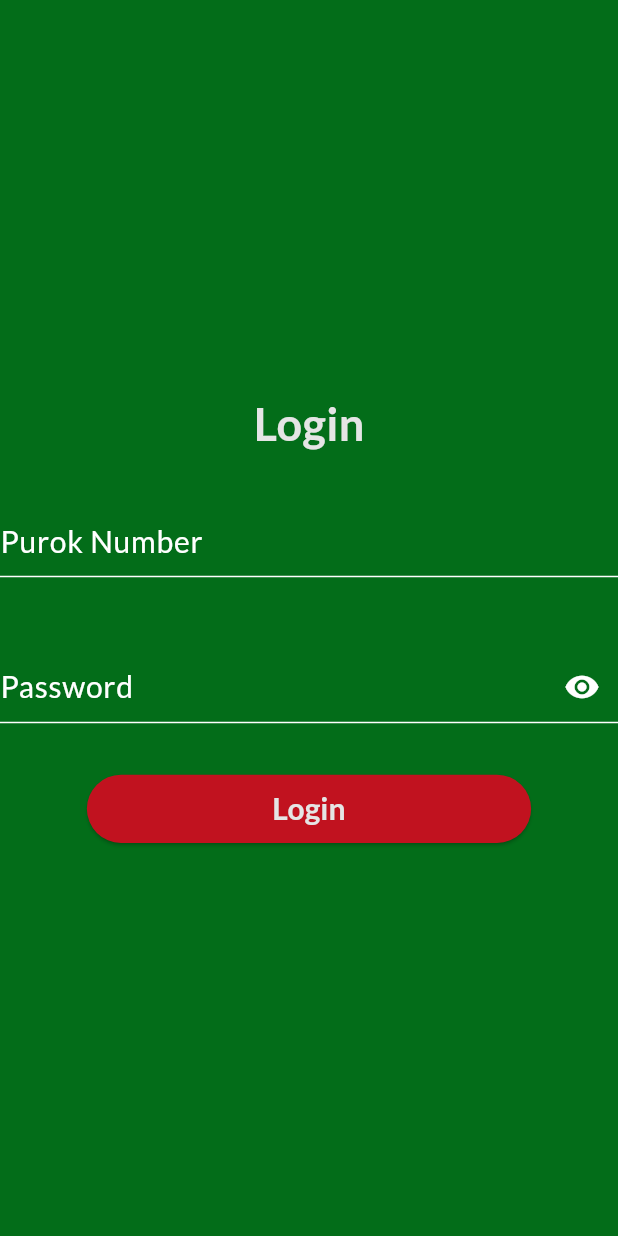
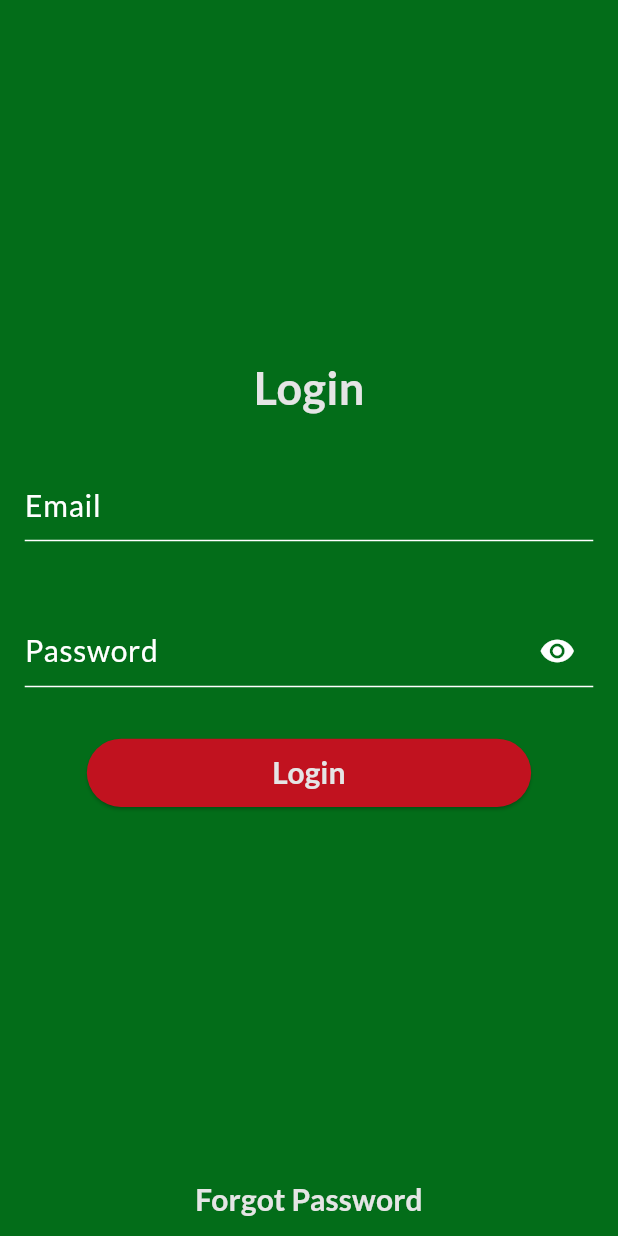
Before and after one commit to WenDEVLIFE/kapatidsync, a Flutter app: the screen it shows after launch, on a phone screen of 412 x 824 dp. Run offline on Flutter 3.47's test engine with Material 3 defaults, Android fonts, the phone set to English and light mode, and no system bars; our stand-ins replace cloud_firestore, firebase_auth, firebase_core, flutter_speed_dial, fluttertoast, permission_handler and 2 more; missing offline and left inert: excel, mailer; accounts and stored records are empty.

Commit message:
Added  a function where it will reset the password 👌

```diff
--- a/lib/main.dart
+++ b/lib/main.dart
@@ -1,6 +1,7 @@
 import 'package:flutter/material.dart';
 import 'package:kapatidsync/src/ViewModel/AttendanceViewModel.dart';
 import 'package:kapatidsync/src/ViewModel/ChangePasswordViewModel.dart';
+import 'package:kapatidsync/src/ViewModel/ForgotPasswordViewModel.dart';
 import 'package:kapatidsync/src/ViewModel/KidViewModel.dart';
 import 'package:kapatidsync/src/ViewModel/LoginViewModel.dart';
 import 'package:kapatidsync/src/ViewModel/MenuViewModel.dart';
@@ -30,6 +31,7 @@ class MyApp extends StatelessWidget {
         ChangeNotifierProvider(create: (context) => KidViewModel()),
         ChangeNotifierProvider(create: (context) => AttendanceViewModel()),
         ChangeNotifierProvider(create: (context) => ChangePasswordViewModel()),
+        ChangeNotifierProvider(create: (context) => ForgotPasswordViewModel()),
       ],
       child: MaterialApp(
         key: GlobalKey(),
--- a/lib/src/Repositoryy/PasswordRepository.dart
+++ b/lib/src/Repositoryy/PasswordRepository.dart
@@ -5,11 +5,13 @@ import 'package:kapatidsync/src/config/SessionUtils.dart';
 
 abstract class PasswordRepository {
   Future<void> changePassword(String newPassword);
+  Future<bool> resetPassword(String email);
 }
 
 class PasswordRepositoryImpl implements PasswordRepository {
   final FirebaseAuth _firebaseAuth = FirebaseAuth.instance;
 
+  // Change password
   @override
   Future<void> changePassword(String newPassword) async {
     try {
@@ -37,4 +39,16 @@ class PasswordRepositoryImpl implements PasswordRepository {
       Fluttertoast.showToast(msg: e.toString(), backgroundColor: Colors.red);
     }
   }
+
+  // Reset password
+  @override
+  Future<bool>  resetPassword(String email) async {
+    try {
+      await _firebaseAuth.sendPasswordResetEmail(email: email);
+      return true;
+    } catch (e) {
+      Fluttertoast.showToast(msg: e.toString(), backgroundColor: Colors.red);
+      return false;
+    }
+  }
 }
--- a/lib/src/ViewModel/ForgotPasswordViewModel.dart
+++ b/lib/src/ViewModel/ForgotPasswordViewModel.dart
@@ -1,6 +1,27 @@
 import 'package:flutter/cupertino.dart';
+import 'package:kapatidsync/src/Repositoryy/PasswordRepository.dart';
+import 'package:kapatidsync/src/config/ColorUtils.dart';
+import 'package:kapatidsync/src/widget/FlutterToastWidget.dart';
 
 class ForgotPasswordViewModel extends ChangeNotifier {
 
+  final TextEditingController emailController = TextEditingController();
+
+  final PasswordRepository _passwordRepository = PasswordRepositoryImpl();
+
+  void requestResetPassword(BuildContext context) async{
+    bool result = await _passwordRepository.resetPassword(emailController.text);
+
+    if(!result){
+      // Show error message
+      FlutterToastWidget().showMessage(ColorUtils.primaryColor, 'Error sending reset password email');
+    } else {
+      // Show success message
+      FlutterToastWidget().showMessage(ColorUtils.primaryColor, 'Reset password email sent');
+      Navigator.pop(context);
+    }
+
+  }
+
 
 }
--- a/lib/src/config/Route.dart
+++ b/lib/src/config/Route.dart
@@ -4,6 +4,7 @@ import 'package:kapatidsync/src/ui/LoginUI.dart';
 import 'package:kapatidsync/src/ui/SplashUI.dart';
 import 'package:kapatidsync/src/widget/BottomNavigationWidget.dart';
 
+import '../ui/ForgotUI.dart';
 import '../ui/KidAttendanceUI.dart';
 
 class RouteUtil {
@@ -12,11 +13,13 @@ class RouteUtil {
   static const String loginScreen = '/loginScreen';
   static const String userPage = '/userPage';
   static const String changePassword = '/changePassword';
+  static const String forgotPassword = '/forgotPassword';
 
   static Map<String, WidgetBuilder> routes = {
     splashScreen: (context) => SplashUI(),
     loginScreen: (context) => const LoginUi(),
     userPage: (context) => BottomNavigationWidget(),
     changePassword: (context) => const ChangePasswordUI(),
+    forgotPassword: (context) => const ForgotUi(),
   };
 }
--- a/lib/src/ui/LoginUI.dart
+++ b/lib/src/ui/LoginUI.dart
@@ -6,6 +6,7 @@ import 'package:kapatidsync/src/widget/CustomText.dart';
 import 'package:provider/provider.dart';
 
 import '../config/ColorUtils.dart';
+import '../config/Route.dart';
 import '../widget/CustomElevatedButton.dart';
 import '../widget/CustomTextField.dart';
 
@@ -21,25 +22,29 @@ class LoginUi extends StatelessWidget {
 
     return Scaffold(
       backgroundColor: ColorUtils.primaryColor,
-      body: Center(
+      body: Column(
+        children: <Widget>[
+          Expanded(
             child: Center(
               child: Column(
-            mainAxisAlignment: MainAxisAlignment.center,
-            children: <Widget>[
-              const CustomText(fontSize: 30,
+                mainAxisSize: MainAxisSize.min,
+                children: [
+                  const CustomText(
+                    fontSize: 30,
                     text: 'Login',
-                  color: ColorUtils.secondaryColor
+                    color: ColorUtils.secondaryColor,
                   ),
                   SizedBox(height: screenHeight * 0.02),
                   CustomTextField(
                     controller: viewModel.emailController,
                     screenHeight: screenHeight,
-                  hintText: 'Purok Number',
+                    hintText: 'Email',
                     fontSize: 20,
-                  keyboardType: TextInputType.text
+                    keyboardType: TextInputType.text,
                   ),
                   SizedBox(height: screenHeight * 0.02),
-              CustomPasswordTextField(screenHeight: screenHeight,
+                  CustomPasswordTextField(
+                    screenHeight: screenHeight,
                     hintText: 'Password',
                     controller: viewModel.passwordController,
                     isPasswordVisible: viewModel.isObscureText,
@@ -56,8 +61,22 @@ class LoginUi extends StatelessWidget {
                   ),
                 ],
               ),
-
-        )
+            ),
+          ),
+          Align(
+            alignment: Alignment.bottomCenter,
+            child: TextButton(
+              onPressed: () {
+                Navigator.pushNamed(context, RouteUtil.forgotPassword);
+              },
+              child: const CustomText(
+                text: 'Forgot Password',
+                fontSize: 20,
+                color: ColorUtils.secondaryColor,
+              ),
+            ),
+          ),
+        ],
       ),
     );
   }
--- a/lib/src/widget/CustomPasswordTextField.dart
+++ b/lib/src/widget/CustomPasswordTextField.dart
@@ -19,7 +19,7 @@ class CustomPasswordTextField extends StatelessWidget {
   @override
   Widget build(BuildContext context) {
     return Padding(
-      padding: EdgeInsets.symmetric(vertical: screenHeight * 0.02),
+      padding: EdgeInsets.symmetric(vertical: screenHeight * 0.02 , horizontal: screenHeight * 0.02 ),
      child: TextField(
        controller:controller,
        style: const TextStyle(color: Colors.white),
--- a/lib/src/widget/CustomTextField.dart
+++ b/lib/src/widget/CustomTextField.dart
@@ -19,7 +19,7 @@ class CustomTextField extends StatelessWidget {
   @override
   Widget build(BuildContext context) {
     return Padding(
-      padding: EdgeInsets.symmetric(vertical: screenHeight * 0.02),
+      padding: EdgeInsets.symmetric(vertical: screenHeight * 0.02 , horizontal: screenHeight * 0.02 ),
       child: TextField(
         controller: controller,
         style: const TextStyle(color: Colors.white),
```
Also changed, not shown: lib/src/ui/ForgotUI.dart (+53 -5 lines). Lines whose indentation alone changed are shown as unchanged.
